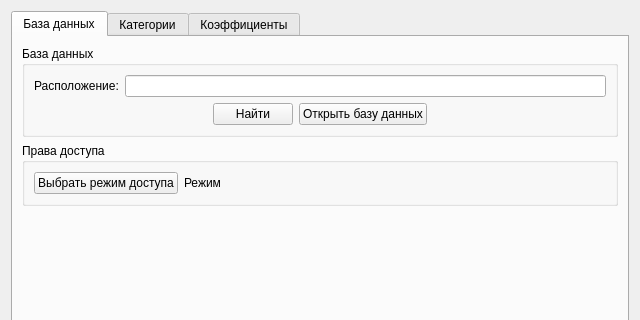
Above: settingwindow.ui from yuriybobko/PCReport before the change; both pictures show x 0 to 640 and y 0 to 320 of the 640 by 560 pixel window. Below: the same form after it.
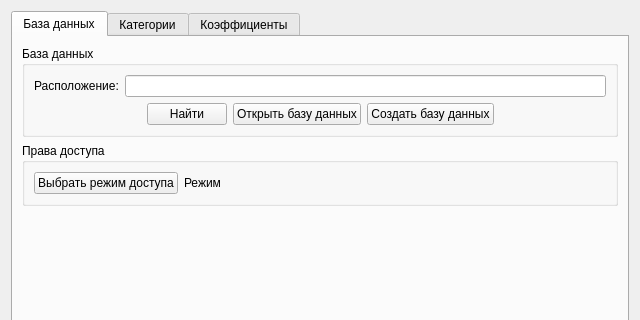
That is the form after the change.

What changed in the file:
```diff
--- a/settingwindow.ui
+++ b/settingwindow.ui
@@ -79,6 +79,13 @@
               </property>
              </widget>
             </item>
+            <item>
+             <widget class="QPushButton" name="BtnCreateDataBase">
+              <property name="text">
+               <string>Создать базу данных</string>
+              </property>
+             </widget>
+            </item>
             <item>
              <spacer name="horizontalSpacer_2">
               <property name="orientation">
```
